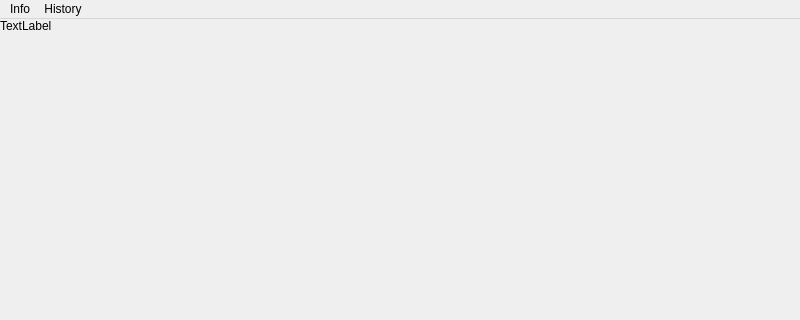
Old version of the form src/ui/windows/asset_detail/shared/asset_detail_window.ui in the repository lukaskellerstein/FinanceApp; both pictures show x 0 to 800 and y 0 to 320 of the 800 by 600 pixel window.
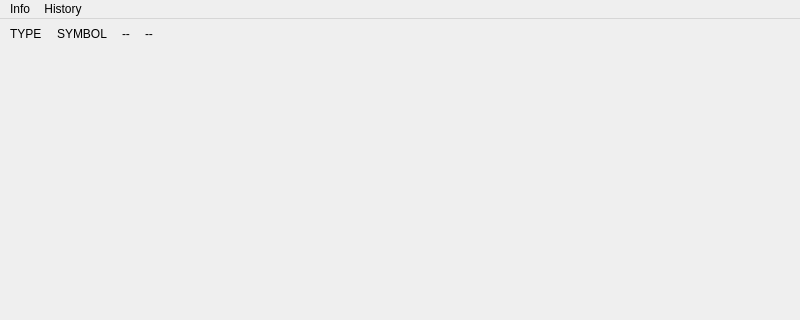
New version of the form.

What changed in the file:
```diff
--- a/src/ui/windows/asset_detail/shared/asset_detail_window.ui
+++ b/src/ui/windows/asset_detail/shared/asset_detail_window.ui
@@ -33,7 +33,16 @@
     <item row="0" column="0" colspan="2">
      <layout class="QHBoxLayout" name="secTypeBox">
       <property name="spacing">
-       <number>0</number>
+       <number>15</number>
+      </property>
+      <property name="leftMargin">
+       <number>10</number>
+      </property>
+      <property name="topMargin">
+       <number>5</number>
+      </property>
+      <property name="bottomMargin">
+       <number>5</number>
       </property>
       <item>
        <widget class="QLabel" name="secTypeLabel">
@@ -44,13 +53,74 @@
          </sizepolicy>
         </property>
         <property name="text">
-         <string>TextLabel</string>
+         <string>TYPE</string>
         </property>
         <property name="wordWrap">
          <bool>false</bool>
         </property>
        </widget>
       </item>
+      <item>
+       <widget class="QLabel" name="symbolLabel">
+        <property name="sizePolicy">
+         <sizepolicy hsizetype="Preferred" vsizetype="Preferred">
+          <horstretch>0</horstretch>
+          <verstretch>0</verstretch>
+         </sizepolicy>
+        </property>
+        <property name="text">
+         <string>SYMBOL</string>
+        </property>
+        <property name="wordWrap">
+         <bool>false</bool>
+        </property>
+       </widget>
+      </item>
+      <item>
+       <widget class="QLabel" name="priceLabel">
+        <property name="sizePolicy">
+         <sizepolicy hsizetype="Preferred" vsizetype="Preferred">
+          <horstretch>0</horstretch>
+          <verstretch>0</verstretch>
+         </sizepolicy>
+        </property>
+        <property name="text">
+         <string>--</string>
+        </property>
+        <property name="wordWrap">
+         <bool>false</bool>
+        </property>
+       </widget>
+      </item>
+      <item>
+       <widget class="QLabel" name="changeLabel">
+        <property name="sizePolicy">
+         <sizepolicy hsizetype="Preferred" vsizetype="Preferred">
+          <horstretch>0</horstretch>
+          <verstretch>0</verstretch>
+         </sizepolicy>
+        </property>
+        <property name="text">
+         <string>--</string>
+        </property>
+        <property name="wordWrap">
+         <bool>false</bool>
+        </property>
+       </widget>
+      </item>
+      <item>
+       <spacer name="headerSpacer">
+        <property name="orientation">
+         <enum>Qt::Horizontal</enum>
+        </property>
+        <property name="sizeHint" stdset="0">
+         <size>
+          <width>40</width>
+          <height>20</height>
+         </size>
+        </property>
+       </spacer>
+      </item>
      </layout>
     </item>
     <item row="1" column="0">
```
